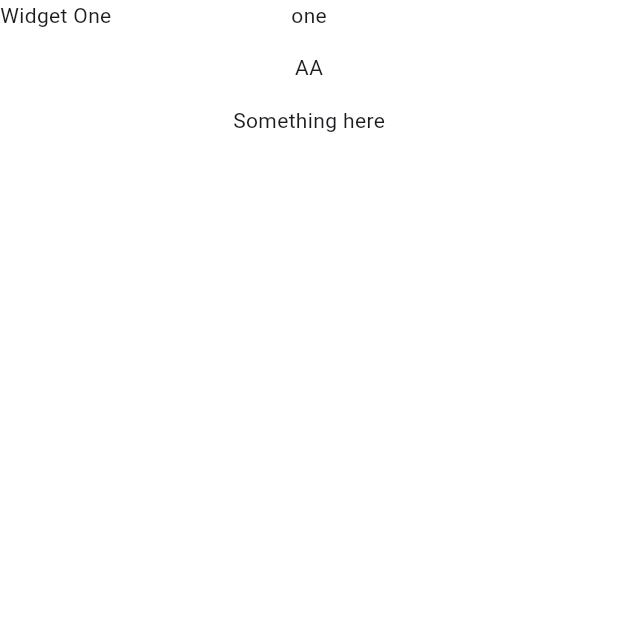
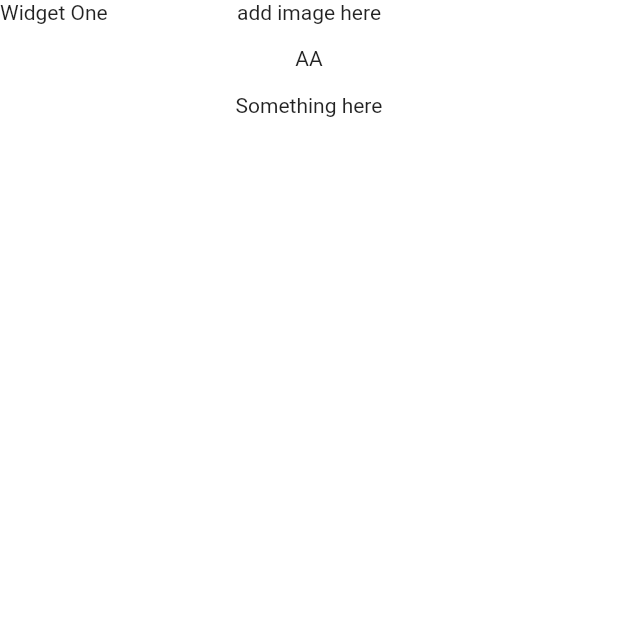
Before and after one commit to kwabenaG/learn_Me, a Flutter app: the WelcomePage screen opened directly, on a phone screen of 412 x 824 dp, the top half of it. Run offline on Flutter 3.47's test engine with Material 2 defaults, Android fonts, the phone set to English and light mode, and no system bars; our stand-ins replace flutter_riverpod; statements that could not run were skipped.

Commit message:
changes made to directory structure

```diff
--- a/lib/pages/welcome/welcome.dart
+++ b/lib/features/welcome/welcome.dart
@@ -14,7 +14,7 @@ class WelcomePage extends ConsumerWidget {
         PageView(scrollDirection: Axis.horizontal, children: [
           Column(children: [
             // add image here
-            const Text("one"),
+            const Text("add image here"),
             Container(
                 margin: const EdgeInsets.only(top: 15),
                 child: const Text("AA")),
--- a/pubspec.yaml
+++ b/pubspec.yaml
@@ -1,5 +1,5 @@
 name: learn_me
-description: A new Flutter project.
+description: learning environment for students across high schools in Ghana.
 # The following line prevents the package from being accidentally published to
 # pub.dev using `flutter pub publish`. This is preferred for private packages.
 publish_to: 'none' # Remove this line if you wish to publish to pub.dev
```
Also changed, not shown: lib/main.dart (+3 -5 lines).
